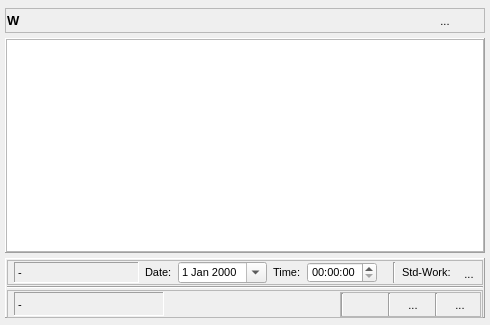
Tria-Andy/WorkoutEditor, file day_popup.ui: the form before one commit.
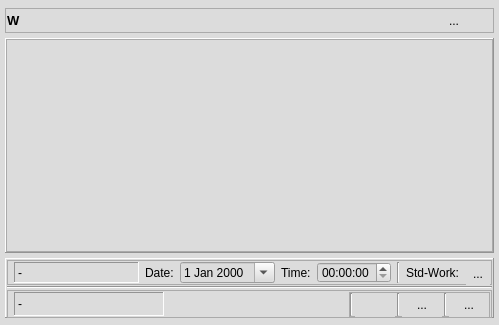
The form after the commit. Icons and pictures are not drawn.

Commit message: set background stylesheet

What changed in the file:
```diff
--- a/day_popup.ui
+++ b/day_popup.ui
@@ -31,6 +31,9 @@
   <property name="windowTitle">
    <string>Dialog</string>
   </property>
+  <property name="styleSheet">
+   <string notr="true">background-color: rgb(220, 220, 220)</string>
+  </property>
   <layout class="QVBoxLayout" name="verticalLayout">
    <property name="spacing">
     <number>2</number>
```
The commit also changes 6 other files.
